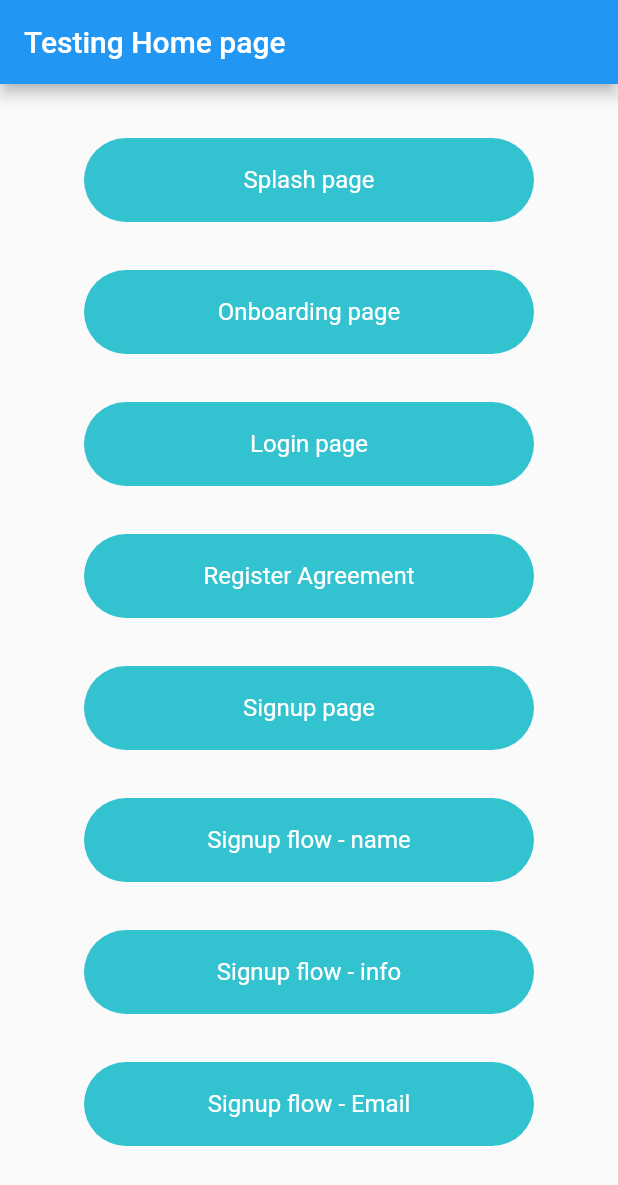
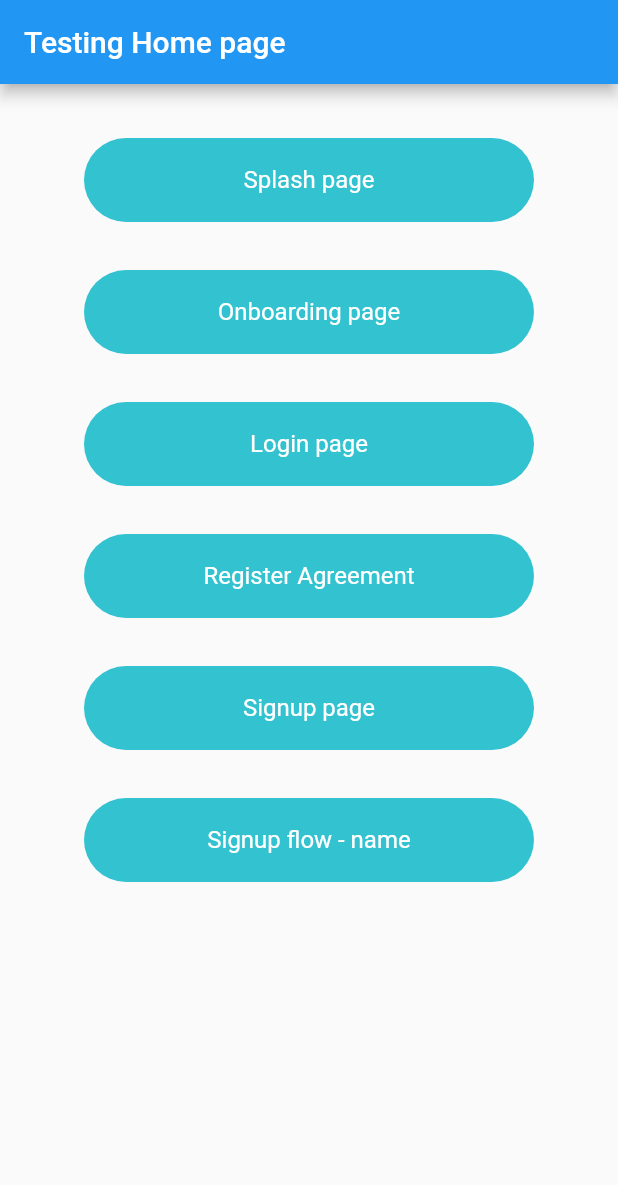
Before and after one commit to rich-chang/f_app, a Flutter app: the screen it shows after launch, on a phone screen of 412 x 824 dp. Shown: the top 1185 px of the screen. Run offline on Flutter 3.47's test engine with Material 2 defaults, Android fonts, the phone set to English and light mode, and no system bars; our stand-ins replace flutter_svg, introduction_screen; Roboto replaces fonts that are missing (Noto Sans TC).

Commit message:
Make Signup Flow pages into one series operating flow
- Keep only one entrance on TempMain for Signup Flow, start with 'name' page

```diff
--- a/lib/main.dart
+++ b/lib/main.dart
@@ -270,117 +270,6 @@ class _TempHomeState extends State<TempHome> {
               const SizedBox(
                 height: 32,
               ),
-              Center(
-                child: SizedBox(
-                  width: 300,
-                  height: 56,
-                  child: ElevatedButton(
-                    //If onPressed and onLongPress callbacks are null, then the button will be disabled.
-                    onPressed: () {
-                      debugPrint('Signup flow - info');
-                      Navigator.push(
-                          context,
-                          MaterialPageRoute(
-                              builder: (context) => const SignupFlowInfo(
-                                    userName: 'Rich chang',
-                                  )));
-                    },
-                    style: ElevatedButton.styleFrom(
-                      elevation: 0.0,
-                      primary: const Color(0xFF33C2CF),
-                      shape: RoundedRectangleBorder(
-                        borderRadius: BorderRadius.circular(68.0),
-                      ),
-                    ),
-                    child: const Text(
-                      'Signup flow - info',
-                      style: TextStyle(
-                        color: Colors.white,
-                        fontFamily: 'Noto Sans TC',
-                        fontSize: 16,
-                        fontWeight: FontWeight.w400,
-                      ),
-                    ),
-                  ),
-                ),
-              ),
-              const SizedBox(
-                height: 32,
-              ),
-              Center(
-                child: SizedBox(
-                  width: 300,
-                  height: 56,
-                  child: ElevatedButton(
-                    //If onPressed and onLongPress callbacks are null, then the button will be disabled.
-                    onPressed: () {
-                      debugPrint('Signup flow - Email');
-                      Navigator.push(
-                          context,
-                          MaterialPageRoute(
-                              builder: (context) => const SignupFlowEmail(
-                                    userName: 'Rich chang',
-                                  )));
-                    },
-                    style: ElevatedButton.styleFrom(
-                      elevation: 0.0,
-                      primary: const Color(0xFF33C2CF),
-                      shape: RoundedRectangleBorder(
-                        borderRadius: BorderRadius.circular(68.0),
-                      ),
-                    ),
-                    child: const Text(
-                      'Signup flow - Email',
-                      style: TextStyle(
-                        color: Colors.white,
-                        fontFamily: 'Noto Sans TC',
-                        fontSize: 16,
-                        fontWeight: FontWeight.w400,
-                      ),
-                    ),
-                  ),
-                ),
-              ),
-              const SizedBox(
-                height: 32,
-              ),
-              Center(
-                child: SizedBox(
-                  width: 300,
-                  height: 56,
-                  child: ElevatedButton(
-                    //If onPressed and onLongPress callbacks are null, then the button will be disabled.
-                    onPressed: () {
-                      debugPrint('Signup flow - Password');
-                      Navigator.push(
-                          context,
-                          MaterialPageRoute(
-                              builder: (context) => const SignupFlowPassword(
-                                    userName: 'Rich chang',
-                                  )));
-                    },
-                    style: ElevatedButton.styleFrom(
-                      elevation: 0.0,
-                      primary: const Color(0xFF33C2CF),
-                      shape: RoundedRectangleBorder(
-                        borderRadius: BorderRadius.circular(68.0),
-                      ),
-                    ),
-                    child: const Text(
-                      'Signup flow - Password',
-                      style: TextStyle(
-                        color: Colors.white,
-                        fontFamily: 'Noto Sans TC',
-                        fontSize: 16,
-                        fontWeight: FontWeight.w400,
-                      ),
-                    ),
-                  ),
-                ),
-              ),
-              const SizedBox(
-                height: 32,
-              ),
             ],
           ),
         ),
```
Also changed, not shown: lib/screen/signup/signup_flow_email.dart (+7 -7 lines), lib/screen/signup/signup_flow_info.dart (+12 -5 lines), lib/screen/signup/signup_flow_password.dart (+5 -5 lines), lib/screen/signup/signup_flow_verify_email.dart (+13 -6 lines).
